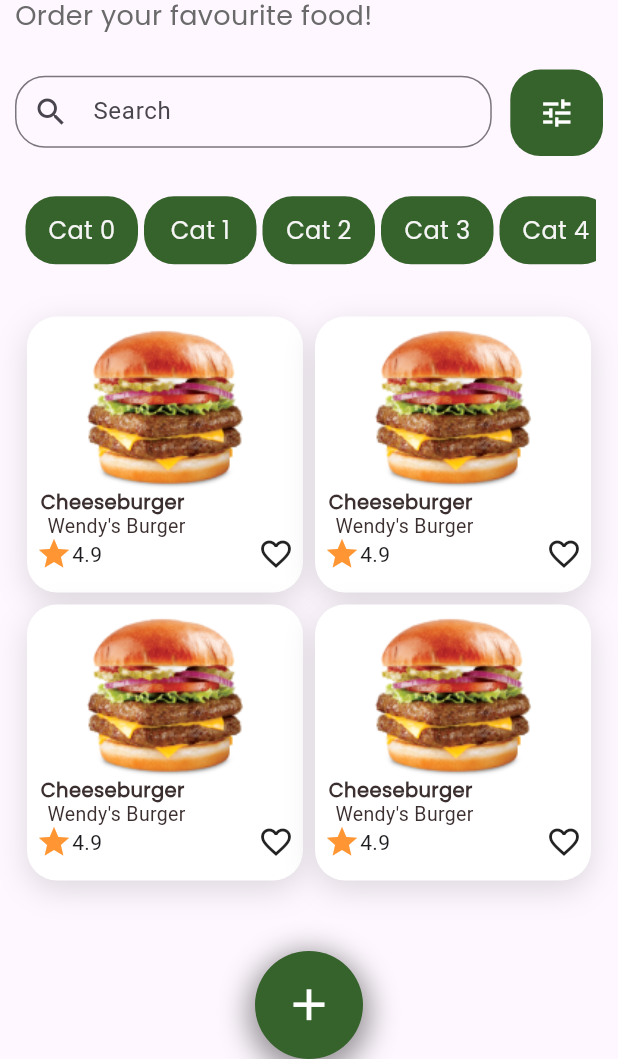
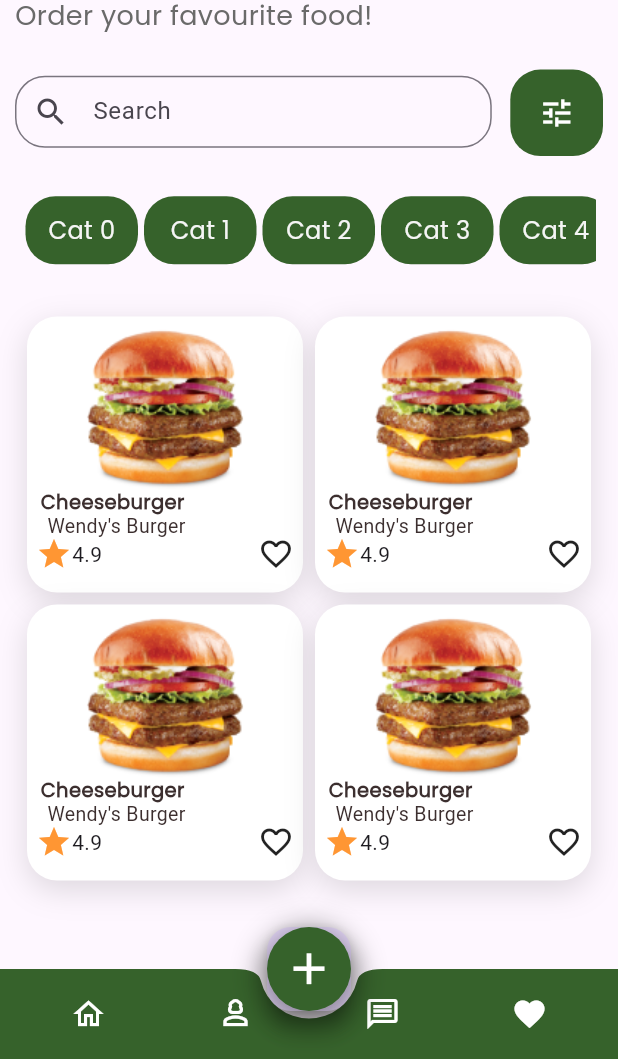
Before and after one commit to makgr/food_app_ui, a Flutter app: the screen it shows after launch, on a phone screen of 412 x 824 dp, the part 177-1236 px from its top. Run offline on Flutter 3.47's test engine with Material 3 defaults, Android fonts, the phone set to English and light mode, and no system bars.

Commit message:
bottomnavigationbar updated

```diff
--- a/lib/constant/app_color.dart
+++ b/lib/constant/app_color.dart
@@ -13,4 +13,5 @@ class AppColor {
   static const itemListStarColor = Color(0xffFF9633);
   static const floatingActionButtonColor = Color(0xFF36622b);
   static const floatingActionIconColor = Colors.white;
+  static const bottomAppbarIconColor = Colors.white;
 }
--- /dev/null
+++ b/lib/screens/bottom_appbar_menu.dart
@@ -0,0 +1,56 @@
+import 'package:flutter/material.dart';
+import 'package:food_app_ui/constant/app_color.dart';
+
+class BottomAppBarMenu extends StatefulWidget {
+  const BottomAppBarMenu({super.key});
+
+  @override
+  State<BottomAppBarMenu> createState() => _BottomAppBarMenuState();
+}
+
+class _BottomAppBarMenuState extends State<BottomAppBarMenu> {
+  @override
+  Widget build(BuildContext context) {
+    return BottomAppBar(
+      padding: EdgeInsets.symmetric(horizontal: 10),
+      height: 60,
+      color: AppColor.primaryColor,
+      shape: CircularNotchedRectangle(),
+      notchMargin: 5,
+      child: Row(
+        mainAxisSize: MainAxisSize.max,
+        mainAxisAlignment: MainAxisAlignment.spaceAround,
+        children: <Widget>[
+          IconButton(
+            icon: Icon(
+              Icons.home_outlined,
+              color: AppColor.bottomAppbarIconColor,
+            ),
+            onPressed: () {},
+          ),
+          IconButton(
+            icon: const Icon(
+              Icons.person_3_outlined,
+              color: AppColor.bottomAppbarIconColor,
+            ),
+            onPressed: () {},
+          ),
+          IconButton(
+            icon: Icon(
+              Icons.message_outlined,
+              color: AppColor.bottomAppbarIconColor,
+            ),
+            onPressed: () {},
+          ),
+          IconButton(
+            icon: Icon(
+              Icons.favorite,
+              color: AppColor.bottomAppbarIconColor,
+            ),
+            onPressed: () {},
+          ),
+        ],
+      ),
+    );
+  }
+}
--- a/lib/screens/floating_button.dart
+++ b/lib/screens/floating_button.dart
@@ -6,8 +6,8 @@ class FloatingButton extends StatelessWidget {
 
   @override
   Widget build(BuildContext context) {
-    return GestureDetector(
-      onTap: () {},
+    return FloatingActionButton(
+      onPressed: () {},
       child: Container(
         width: 72,
         height: 72,
--- a/lib/screens/home_screen.dart
+++ b/lib/screens/home_screen.dart
@@ -1,6 +1,7 @@
 import 'package:flutter/material.dart';
 
 import '../constant/app_color.dart';
+import 'bottom_appbar_menu.dart';
 import 'floating_button.dart';
 
 class HomeScreen extends StatefulWidget {
@@ -44,6 +45,7 @@ class _HomeScreenState extends State<HomeScreen> {
       ),
       floatingActionButton: FloatingButton(),
       floatingActionButtonLocation: FloatingActionButtonLocation.centerDocked,
+      bottomNavigationBar: BottomAppBarMenu(),
     );
   }
 
```
